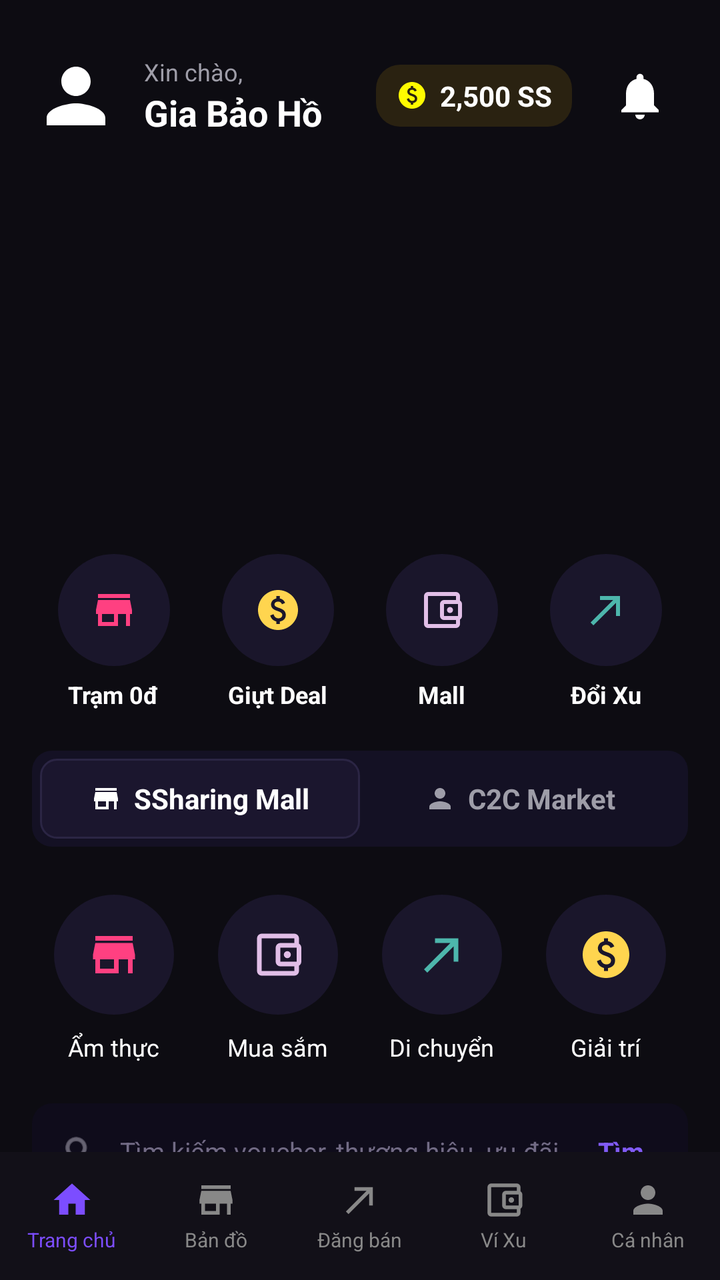
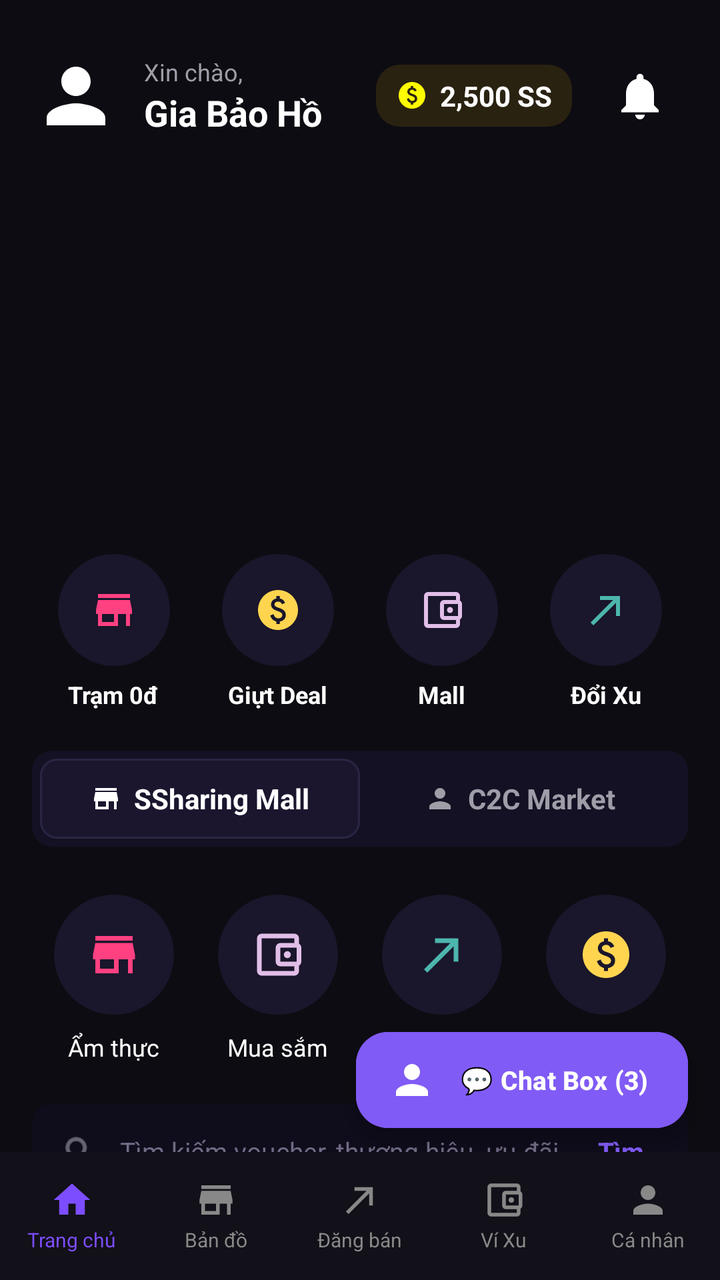

Before-and-after screenshots of an Android layout around one commit, followed by the original layout XML and the change that was made.
<!-- AndroidManifest.xml: application theme Theme.SSharing -->
<!-- res/layout/activity_main.xml -->
<?xml version="1.0" encoding="utf-8"?>
<androidx.constraintlayout.widget.ConstraintLayout
    xmlns:android="http://schemas.android.com/apk/res/android"
    xmlns:app="http://schemas.android.com/apk/res-auto"
    xmlns:tools="http://schemas.android.com/tools"
    android:layout_width="match_parent"
    android:layout_height="match_parent"
    android:background="#0D0C12">

    
    <androidx.core.widget.NestedScrollView
        android:layout_width="0dp"
        android:layout_height="0dp"
        android:fillViewport="true"
        app:layout_constraintBottom_toTopOf="@id/bottomNavigationContainer"
        app:layout_constraintEnd_toEndOf="parent"
        app:layout_constraintStart_toStartOf="parent"
        app:layout_constraintTop_toTopOf="parent">

        <LinearLayout
            android:layout_width="match_parent"
            android:layout_height="wrap_content"
            android:orientation="vertical"
            android:padding="16dp">

            
            <RelativeLayout
                android:layout_width="match_parent"
                android:layout_height="wrap_content"
                android:layout_marginTop="8dp">

                <com.google.android.material.imageview.ShapeableImageView
                    android:id="@+id/imgAvatar"
                    android:layout_width="44dp"
                    android:layout_height="44dp"
                    android:layout_alignParentStart="true"
                    android:layout_centerVertical="true"
                    android:scaleType="centerCrop"
                    android:src="@drawable/ic_user"
                    app:shapeAppearanceOverlay="@style/ShapeAppearance.Material3.Corner.Full" />

                <LinearLayout
                    android:layout_width="wrap_content"
                    android:layout_height="wrap_content"
                    android:layout_centerVertical="true"
                    android:layout_marginStart="12dp"
                    android:layout_toEndOf="@id/imgAvatar"
                    android:orientation="vertical">

                    <TextView
                        android:layout_width="wrap_content"
                        android:layout_height="wrap_content"
                        android:text="Xin chào,"
                        android:textColor="#9E9DA8"
                        android:textSize="12sp" />

                    <TextView
                        android:id="@+id/tvUsername"
                        android:layout_width="wrap_content"
                        android:layout_height="wrap_content"
                        android:text="Gia Bảo Hồ"
                        android:textColor="#FFFFFF"
                        android:textSize="18sp"
                        android:textStyle="bold" />
                </LinearLayout>

                <ImageView
                    android:id="@+id/btnNotification"
                    android:layout_width="48dp"
                    android:layout_height="48dp"
                    android:layout_alignParentEnd="true"
                    android:layout_centerVertical="true"
                    android:background="?attr/selectableItemBackgroundBorderless"
                    android:clickable="true"
                    android:contentDescription="Thông báo"
                    android:focusable="true"
                    android:padding="10dp"
                    android:src="@drawable/ic_bell" />

                <LinearLayout
                    android:id="@+id/btnCoinBadge"
                    android:layout_width="wrap_content"
                    android:layout_height="wrap_content"
                    android:layout_centerVertical="true"
                    android:layout_marginEnd="10dp"
                    android:layout_toStartOf="@id/btnNotification"
                    android:background="@drawable/bg_chip_gold_dark"
                    android:gravity="center_vertical"
                    android:paddingHorizontal="10dp"
                    android:paddingVertical="6dp">

                    <ImageView
                        android:layout_width="16dp"
                        android:layout_height="16dp"
                        android:contentDescription="Icon Xu"
                        android:src="@drawable/ic_coin" />

                    <TextView
                        android:id="@+id/tvCoins"
                        android:layout_width="wrap_content"
                        android:layout_height="wrap_content"
                        android:layout_marginStart="6dp"
                        android:text="2,500 SS"
                        android:textColor="#FFFFFF"
                        android:textSize="14sp"
                        android:textStyle="bold" />
                </LinearLayout>
            </RelativeLayout>

            
            <RelativeLayout
                android:layout_width="match_parent"
                android:layout_height="165dp"
                android:layout_marginTop="20dp">

                <androidx.viewpager2.widget.ViewPager2
                    android:id="@+id/bannerViewPager"
                    android:layout_width="match_parent"
                    android:layout_height="match_parent"
                    android:overScrollMode="never" />

                <LinearLayout
                    android:id="@+id/layoutBannerDots"
                    android:layout_width="wrap_content"
                    android:layout_height="wrap_content"
                    android:layout_alignParentBottom="true"
                    android:layout_centerHorizontal="true"
                    android:layout_marginBottom="10dp"
                    android:gravity="center"
                    android:orientation="horizontal" />
            </RelativeLayout>

            
            <LinearLayout
                android:layout_width="match_parent"
                android:layout_height="wrap_content"
                android:layout_marginTop="20dp"
                android:orientation="horizontal"
                android:weightSum="4">

                
                <LinearLayout
                    android:id="@+id/btnQuickTram0D"
                    android:layout_width="0dp"
                    android:layout_height="wrap_content"
                    android:layout_weight="1"
                    android:clickable="true"
                    android:focusable="true"
                    android:gravity="center"
                    android:orientation="vertical">
                    <ImageView
                        android:layout_width="56dp"
                        android:layout_height="56dp"
                        android:background="@drawable/bg_circle_icon"
                        android:contentDescription="Trạm 0đ"
                        android:padding="16dp"
                        android:src="@drawable/ic_market"
                        app:tint="#FF4081" />
                    <TextView
                        android:layout_width="wrap_content"
                        android:layout_height="wrap_content"
                        android:layout_marginTop="6dp"
                        android:text="Trạm 0đ"
                        android:textColor="#FFFFFF"
                        android:textSize="12sp"
                        android:textStyle="bold" />
                </LinearLayout>

                
                <LinearLayout
                    android:id="@+id/btnQuickFlashGrab"
                    android:layout_width="0dp"
                    android:layout_height="wrap_content"
                    android:layout_weight="1"
                    android:clickable="true"
                    android:focusable="true"
                    android:gravity="center"
                    android:orientation="vertical">
                    <ImageView
                        android:layout_width="56dp"
                        android:layout_height="56dp"
                        android:background="@drawable/bg_circle_icon"
                        android:contentDescription="Giựt Deal"
                        android:padding="16dp"
                        android:src="@drawable/ic_coin"
                        app:tint="#FFD54F" />
                    <TextView
                        android:layout_width="wrap_content"
                        android:layout_height="wrap_content"
                        android:layout_marginTop="6dp"
                        android:text="Giựt Deal"
                        android:textColor="#FFFFFF"
                        android:textSize="12sp"
                        android:textStyle="bold" />
                </LinearLayout>

                
                <LinearLayout
                    android:id="@+id/btnQuickMall"
                    android:layout_width="0dp"
                    android:layout_height="wrap_content"
                    android:layout_weight="1"
                    android:clickable="true"
                    android:focusable="true"
                    android:gravity="center"
                    android:orientation="vertical">
                    <ImageView
                        android:layout_width="56dp"
                        android:layout_height="56dp"
                        android:background="@drawable/bg_circle_icon"
                        android:contentDescription="Mall"
                        android:padding="16dp"
                        android:src="@drawable/ic_wallet"
                        app:tint="#E1BEE7" />
                    <TextView
                        android:layout_width="wrap_content"
                        android:layout_height="wrap_content"
                        android:layout_marginTop="6dp"
                        android:text="Mall"
                        android:textColor="#FFFFFF"
                        android:textSize="12sp"
                        android:textStyle="bold" />
                </LinearLayout>

                
                <LinearLayout
                    android:id="@+id/btnQuickCoinExchange"
                    android:layout_width="0dp"
                    android:layout_height="wrap_content"
                    android:layout_weight="1"
                    android:clickable="true"
                    android:focusable="true"
                    android:gravity="center"
                    android:orientation="vertical">
                    <ImageView
                        android:layout_width="56dp"
                        android:layout_height="56dp"
                        android:background="@drawable/bg_circle_icon"
                        android:contentDescription="Đổi Xu"
                        android:padding="16dp"
                        android:src="@drawable/ic_arrow_up_right"
                        app:tint="#4DB6AC" />
                    <TextView
                        android:layout_width="wrap_content"
                        android:layout_height="wrap_content"
                        android:layout_marginTop="6dp"
                        android:text="Đổi Xu"
                        android:textColor="#FFFFFF"
                        android:textSize="12sp"
                        android:textStyle="bold" />
                </LinearLayout>
            </LinearLayout>

            
            <LinearLayout
                android:layout_width="match_parent"
                android:layout_height="48dp"
                android:layout_marginTop="20dp"
                android:background="@drawable/bg_tab_container"
                android:orientation="horizontal"
                android:padding="4dp">

                <LinearLayout
                    android:id="@+id/tabMall"
                    android:layout_width="0dp"
                    android:layout_height="match_parent"
                    android:layout_weight="1"
                    android:background="@drawable/bg_tab_active"
                    android:gravity="center"
                    android:orientation="horizontal">
                    <ImageView
                        android:layout_width="16dp"
                        android:layout_height="16dp"
                        android:contentDescription="Icon Mall"
                        android:src="@drawable/ic_market"
                        app:tint="#FFFFFF" />
                    <TextView
                        android:layout_width="wrap_content"
                        android:layout_height="wrap_content"
                        android:layout_marginStart="6dp"
                        android:text="SSharing Mall"
                        android:textColor="#FFFFFF"
                        android:textStyle="bold" />
                </LinearLayout>

                <LinearLayout
                    android:id="@+id/tabC2C"
                    android:layout_width="0dp"
                    android:layout_height="match_parent"
                    android:layout_weight="1"
                    android:gravity="center"
                    android:orientation="horizontal">
                    <ImageView
                        android:layout_width="16dp"
                        android:layout_height="16dp"
                        android:contentDescription="Icon Chợ"
                        android:src="@drawable/ic_user"
                        app:tint="#9E9DA8" />
                    <TextView
                        android:layout_width="wrap_content"
                        android:layout_height="wrap_content"
                        android:layout_marginStart="6dp"
                        android:text="C2C Market"
                        android:textColor="#9E9DA8"
                        android:textStyle="bold" />
                </LinearLayout>
            </LinearLayout>

            
            <LinearLayout
                android:layout_width="match_parent"
                android:layout_height="wrap_content"
                android:layout_marginTop="24dp"
                android:orientation="horizontal"
                android:weightSum="4">

                <LinearLayout
                    android:id="@+id/btnCategoryAmThuc"
                    android:layout_width="0dp"
                    android:layout_height="wrap_content"
                    android:layout_weight="1"
                    android:clickable="true"
                    android:focusable="true"
                    android:gravity="center"
                    android:orientation="vertical">
                    <ImageView
                        android:layout_width="60dp"
                        android:layout_height="60dp"
                        android:background="@drawable/bg_circle_icon"
                        android:contentDescription="Ẩm thực"
                        android:padding="16dp"
                        android:src="@drawable/ic_market"
                        app:tint="#FF4081" />
                    <TextView
                        android:layout_width="wrap_content"
                        android:layout_height="wrap_content"
                        android:layout_marginTop="8dp"
                        android:text="Ẩm thực"
                        android:textColor="#FFFFFF"
                        android:textSize="12sp" />
                </LinearLayout>

                <LinearLayout
                    android:id="@+id/btnCategoryMuaSam"
                    android:layout_width="0dp"
                    android:layout_height="wrap_content"
                    android:layout_weight="1"
                    android:clickable="true"
                    android:focusable="true"
                    android:gravity="center"
                    android:orientation="vertical">
                    <ImageView
                        android:layout_width="60dp"
                        android:layout_height="60dp"
                        android:background="@drawable/bg_circle_icon"
                        android:contentDescription="Mua sắm"
                        android:padding="16dp"
                        android:src="@drawable/ic_wallet"
                        app:tint="#E1BEE7" />
                    <TextView
                        android:layout_width="wrap_content"
                        android:layout_height="wrap_content"
                        android:layout_marginTop="8dp"
                        android:text="Mua sắm"
                        android:textColor="#FFFFFF"
                        android:textSize="12sp" />
                </LinearLayout>

                <LinearLayout
                    android:id="@+id/btnCategoryDiChuyen"
                    android:layout_width="0dp"
                    android:layout_height="wrap_content"
                    android:layout_weight="1"
                    android:clickable="true"
                    android:focusable="true"
                    android:gravity="center"
                    android:orientation="vertical">
                    <ImageView
                        android:layout_width="60dp"
                        android:layout_height="60dp"
                        android:background="@drawable/bg_circle_icon"
                        android:contentDescription="Di chuyển"
                        android:padding="16dp"
                        android:src="@drawable/ic_arrow_up_right"
                        app:tint="#4DB6AC" />
                    <TextView
                        android:layout_width="wrap_content"
                        android:layout_height="wrap_content"
                        android:layout_marginTop="8dp"
                        android:text="Di chuyển"
                        android:textColor="#FFFFFF"
                        android:textSize="12sp" />
                </LinearLayout>

                <LinearLayout
                    android:id="@+id/btnCategoryGiaiTri"
                    android:layout_width="0dp"
                    android:layout_height="wrap_content"
                    android:layout_weight="1"
                    android:clickable="true"
                    android:focusable="true"
                    android:gravity="center"
                    android:orientation="vertical">
                    <ImageView
                        android:layout_width="60dp"
                        android:layout_height="60dp"
                        android:background="@drawable/bg_circle_icon"
                        android:contentDescription="Giải trí"
                        android:padding="16dp"
                        android:src="@drawable/ic_coin"
                        app:tint="#FFD54F" />
                    <TextView
                        android:layout_width="wrap_content"
                        android:layout_height="wrap_content"
                        android:layout_marginTop="8dp"
                        android:text="Giải trí"
                        android:textColor="#FFFFFF"
                        android:textSize="12sp" />
                </LinearLayout>
            </LinearLayout>

            
            <LinearLayout
                android:id="@+id/layoutSearchBarHome"
                android:layout_width="match_parent"
                android:layout_height="48dp"
                android:layout_marginTop="20dp"
                android:background="@drawable/bg_input_field"
                android:gravity="center_vertical"
                android:orientation="horizontal"
                android:paddingHorizontal="14dp">

                <ImageView
                    android:layout_width="20dp"
                    android:layout_height="20dp"
                    android:contentDescription="Icon Tìm Kiếm"
                    android:src="@android:drawable/ic_menu_search"
                    app:tint="#A09CAB" />

                <EditText
                    android:id="@+id/etHomeSearch"
                    android:layout_width="0dp"
                    android:layout_height="match_parent"
                    android:layout_marginStart="10dp"
                    android:layout_weight="1"
                    android:background="@null"
                    android:hint="Tìm kiếm voucher, thương hiệu, ưu đãi..."
                    android:imeOptions="actionSearch"
                    android:inputType="text"
                    android:importantForAutofill="no"
                    android:textColor="#FFFFFF"
                    android:textColorHint="#726B85"
                    android:textSize="13sp" />

                <TextView
                    android:id="@+id/btnDoSearchHome"
                    android:layout_width="wrap_content"
                    android:layout_height="match_parent"
                    android:gravity="center"
                    android:paddingHorizontal="8dp"
                    android:text="Tìm"
                    android:textColor="#815BF5"
                    android:textSize="13sp"
                    android:textStyle="bold" />
            </LinearLayout>

            
            <RelativeLayout
                android:layout_width="match_parent"
                android:layout_height="wrap_content"
                android:layout_marginTop="24dp">

                <TextView
                    android:id="@+id/btnViewAll"
                    android:layout_width="wrap_content"
                    android:layout_height="wrap_content"
                    android:layout_alignParentEnd="true"
                    android:layout_centerVertical="true"
                    android:text="Xem tất cả  →"
                    android:textColor="#9E9DA8"
                    android:textSize="13sp" />

                <TextView
                    android:id="@+id/tvHomeSectionTitle"
                    android:layout_width="wrap_content"
                    android:layout_height="wrap_content"
                    android:layout_alignParentStart="true"
                    android:layout_centerVertical="true"
                    android:layout_toStartOf="@id/btnViewAll"
                    android:layout_marginEnd="8dp"
                    android:ellipsize="end"
                    android:singleLine="true"
                    android:text="Gian Hàng SSharing Mall (Thương Hiệu)"
                    android:textColor="#FFFFFF"
                    android:textSize="16sp"
                    android:textStyle="bold" />
            </RelativeLayout>

            
            <LinearLayout
                android:id="@+id/containerVoucherHomeGrid"
                android:layout_width="match_parent"
                android:layout_height="wrap_content"
                android:layout_marginTop="14dp"
                android:orientation="vertical" />

            
            <androidx.appcompat.widget.AppCompatButton
                android:id="@+id/btnViewFullSearchResults"
                android:layout_width="match_parent"
                android:layout_height="44dp"
                android:layout_marginTop="8dp"
                android:background="@drawable/bg_outline_button"
                android:text="🔎 Xem tất cả kết quả trong kho Voucher →"
                android:textAllCaps="false"
                android:textColor="#815BF5"
                android:textSize="13sp"
                android:textStyle="bold" />

            
            <RelativeLayout
                android:layout_width="match_parent"
                android:layout_height="wrap_content"
                android:layout_marginTop="28dp">

                <TextView
                    android:layout_width="wrap_content"
                    android:layout_height="wrap_content"
                    android:text="🔥 Voucher Hot &amp; Gợi Ý Dành Cho Bạn"
                    android:textColor="#FFFFFF"
                    android:textSize="17sp"
                    android:textStyle="bold" />
            </RelativeLayout>

            <LinearLayout
                android:id="@+id/containerSuggestedVouchers"
                android:layout_width="match_parent"
                android:layout_height="wrap_content"
                android:layout_marginTop="14dp"
                android:orientation="vertical" />
        </LinearLayout>
    </androidx.core.widget.NestedScrollView>

    
    <LinearLayout
        android:id="@+id/bottomNavigationContainer"
        android:layout_width="match_parent"
        android:layout_height="64dp"
        android:background="#121018"
        android:orientation="horizontal"
        android:weightSum="5"
        app:layout_constraintBottom_toBottomOf="parent"
        app:layout_constraintEnd_toEndOf="parent"
        app:layout_constraintStart_toStartOf="parent">

        
        <LinearLayout
            android:id="@+id/navHome"
            android:layout_width="0dp"
            android:layout_height="match_parent"
            android:layout_weight="1"
            android:gravity="center"
            android:orientation="vertical">
            <ImageView
                android:layout_width="22dp"
                android:layout_height="22dp"
                android:contentDescription="Home Icon"
                android:src="@drawable/ic_home"
                app:tint="#7C4DFF" />
            <TextView
                android:layout_width="wrap_content"
                android:layout_height="wrap_content"
                android:layout_marginTop="2dp"
                android:text="Trang chủ"
                android:textColor="#7C4DFF"
                android:textSize="10sp" />
        </LinearLayout>

        
        <LinearLayout
            android:id="@+id/navSearch"
            android:layout_width="0dp"
            android:layout_height="match_parent"
            android:layout_weight="1"
            android:gravity="center"
            android:orientation="vertical">
            <ImageView
                android:layout_width="22dp"
                android:layout_height="22dp"
                android:contentDescription="Search Icon"
                android:src="@drawable/ic_market"
                app:tint="#888888" />
            <TextView
                android:layout_width="wrap_content"
                android:layout_height="wrap_content"
                android:layout_marginTop="2dp"
                android:text="Bản đồ"
                android:textColor="#888888"
                android:textSize="10sp" />
        </LinearLayout>

        
        <LinearLayout
            android:id="@+id/navSell"
            android:layout_width="0dp"
            android:layout_height="match_parent"
            android:layout_weight="1"
            android:gravity="center"
            android:orientation="vertical">
            <ImageView
                android:layout_width="22dp"
                android:layout_height="22dp"
                android:contentDescription="Post Icon"
                android:src="@drawable/ic_arrow_up_right"
                app:tint="#888888" />
            <TextView
                android:layout_width="wrap_content"
                android:layout_height="wrap_content"
                android:layout_marginTop="2dp"
                android:text="Đăng bán"
                android:textColor="#888888"
                android:textSize="10sp" />
        </LinearLayout>

        
        <LinearLayout
            android:id="@+id/navWallet"
            android:layout_width="0dp"
            android:layout_height="match_parent"
            android:layout_weight="1"
            android:gravity="center"
            android:orientation="vertical">
            <ImageView
                android:layout_width="22dp"
                android:layout_height="22dp"
                android:contentDescription="Wallet Icon"
                android:src="@drawable/ic_wallet"
                app:tint="#888888" />
            <TextView
                android:layout_width="wrap_content"
                android:layout_height="wrap_content"
                android:layout_marginTop="2dp"
                android:text="Ví Xu"
                android:textColor="#888888"
                android:textSize="10sp" />
        </LinearLayout>

        
        <LinearLayout
            android:id="@+id/navProfile"
            android:layout_width="0dp"
            android:layout_height="match_parent"
            android:layout_weight="1"
            android:gravity="center"
            android:orientation="vertical">
            <ImageView
                android:layout_width="22dp"
                android:layout_height="22dp"
                android:contentDescription="Profile Icon"
                android:src="@drawable/ic_user"
                app:tint="#888888" />
            <TextView
                android:layout_width="wrap_content"
                android:layout_height="wrap_content"
                android:layout_marginTop="2dp"
                android:text="Cá nhân"
                android:textColor="#888888"
                android:textSize="10sp" />
        </LinearLayout>
    </LinearLayout>

</androidx.constraintlayout.widget.ConstraintLayout>
<!-- resources referenced by this layout -->
<resources>
  <!-- drawable bg_chip_gold_dark (drawable) -->
  <?xml version="1.0" encoding="utf-8"?>
  <shape xmlns:android="http://schemas.android.com/apk/res/android">
      <solid android:color="#2A2211" />
      <corners android:radius="12dp" />
  </shape>
  <!-- drawable bg_circle_icon (drawable) -->
  <shape xmlns:android="http://schemas.android.com/apk/res/android" android:shape="oval">
      <solid android:color="#1A162B" />
  </shape>
  <!-- drawable bg_input_field (drawable) -->
  <?xml version="1.0" encoding="utf-8"?>
  <shape xmlns:android="http://schemas.android.com/apk/res/android">
      <solid android:color="#0F0C1B" />
      <corners android:radius="10dp" />
  </shape>
  <!-- drawable bg_outline_button (drawable) -->
  <?xml version="1.0" encoding="utf-8"?>
  <shape xmlns:android="http://schemas.android.com/apk/res/android">
      <solid android:color="#161528" />
      <stroke android:width="1dp" android:color="@color/purple_primary" />
      <corners android:radius="12dp" />
  </shape>
  <!-- drawable bg_tab_active (drawable) -->
  <shape xmlns:android="http://schemas.android.com/apk/res/android">
      <solid android:color="#1B162E" />
      <corners android:radius="8dp" />
      <stroke android:width="1dp" android:color="#2B2544" />
  </shape>
  <!-- drawable bg_tab_container (drawable) -->
  <shape xmlns:android="http://schemas.android.com/apk/res/android">
      <solid android:color="#141124" />
      <corners android:radius="10dp" />
  </shape>
  <!-- drawable ic_arrow_up_right (drawable) -->
  <vector xmlns:android="http://schemas.android.com/apk/res/android"
      android:width="24dp"
      android:height="24dp"
      android:viewportWidth="24"
      android:viewportHeight="24">
      <path
          android:fillColor="#FFFFFFFF"
          android:pathData="M9,5v2h6.59L4.29,18.29l1.41,1.41L17,8.41V15h2V5H9z"/>
  </vector>
  <!-- drawable ic_bell (drawable) -->
  <vector xmlns:android="http://schemas.android.com/apk/res/android" android:height="24dp" android:tint="#FFFFFF" android:viewportHeight="24" android:viewportWidth="24" android:width="24dp">
        
      <path android:fillColor="@android:color/white" android:pathData="M12,22c1.1,0 2,-0.9 2,-2h-4c0,1.1 0.89,2 2,2zM18,16v-5c0,-3.07 -1.64,-5.64 -4.5,-6.32L13.5,4c0,-0.83 -0.67,-1.5 -1.5,-1.5s-1.5,0.67 -1.5,1.5v0.68C7.63,5.36 6,7.92 6,11v5l-2,2v1h16v-1l-2,-2z"/>
      
  </vector>
  <!-- drawable ic_home (drawable) -->
  <vector xmlns:android="http://schemas.android.com/apk/res/android"
      android:width="24dp"
      android:height="24dp"
      android:viewportWidth="24"
      android:viewportHeight="24">
      <path
          android:fillColor="#FFFFFFFF"
          android:pathData="M10,20v-6h4v6h5v-8h3L12,3 2,12h3v8z"/>
  </vector>
  <!-- drawable ic_market (drawable) -->
  <vector xmlns:android="http://schemas.android.com/apk/res/android"
      android:width="24dp"
      android:height="24dp"
      android:viewportWidth="24"
      android:viewportHeight="24">
      <path
          android:fillColor="#FFFFFFFF"
          android:pathData="M20,4H4v2h16V4zm0,3H4l-1,5v2h1v6h10v-6h4v6h2v-6h1v-2l-1,-5zm-8,11H6v-4h6v4z"/>
  </vector>
  <!-- drawable ic_user (drawable) -->
  <vector xmlns:android="http://schemas.android.com/apk/res/android"
      android:width="24dp"
      android:height="24dp"
      android:viewportWidth="24"
      android:viewportHeight="24">
      <path
          android:fillColor="#FFFFFFFF"
          android:pathData="M12,12c2.21,0 4,-1.79 4,-4s-1.79,-4 -4,-4 -4,1.79 -4,4 1.79,4 4,4zm0,2c-2.67,0 -8,1.34 -8,4v2h16v-2c0,-2.66 -5.33,-4 -8,-4z"/>
  </vector>
  <style name="Theme.SSharing" parent="Base.Theme.SSharing" />
  <color name="purple_primary">#8B5CF6</color>
  <style name="Base.Theme.SSharing" parent="Theme.Material3.DayNight.NoActionBar">
          
          
      </style>
  <!-- unchanged entries left out for length: 2 -->
</resources>

<!-- the commit's change to res/layout/activity_main.xml (unified diff, before → after) -->
@@ -669,4 +669,26 @@
         </LinearLayout>
     </LinearLayout>
 
+    
+    <com.google.android.material.floatingactionbutton.ExtendedFloatingActionButton
+        android:id="@+id/btnFloatingChatBubble"
+        android:layout_width="wrap_content"
+        android:layout_height="48dp"
+        android:layout_marginEnd="16dp"
+        android:layout_marginBottom="76dp"
+        android:backgroundTint="#815BF5"
+        android:clickable="true"
+        android:focusable="true"
+        android:text="💬 Chat Box (3)"
+        android:textAllCaps="false"
+        android:textColor="#FFFFFF"
+        android:textSize="13sp"
+        android:textStyle="bold"
+        app:cornerRadius="24dp"
+        app:elevation="8dp"
+        app:icon="@drawable/ic_user"
+        app:iconTint="#FFFFFF"
+        app:layout_constraintBottom_toBottomOf="parent"
+        app:layout_constraintEnd_toEndOf="parent" />
+
 </androidx.constraintlayout.widget.ConstraintLayout>
